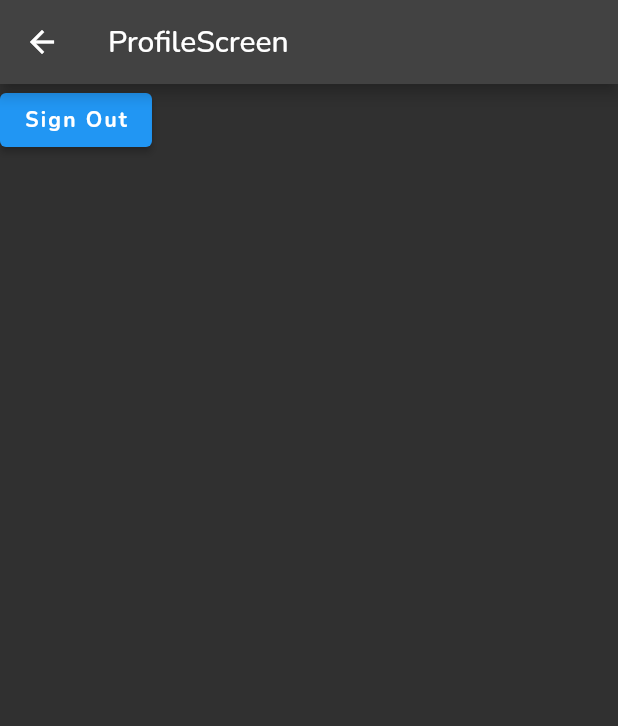
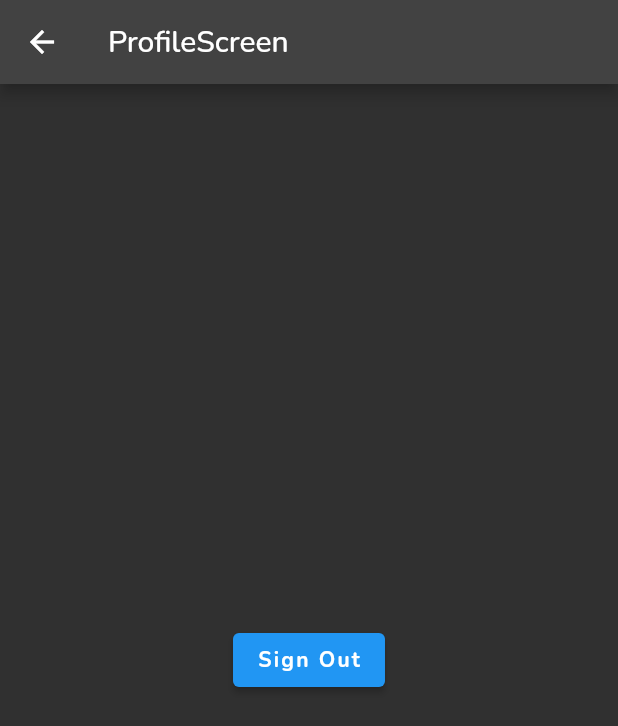
Before and after one commit to mlochrie/flutter_quiz, a Flutter app: the screen it shows once a user with an empty profile is signed in, item 3 of the bottom bar chosen, on a phone screen of 412 x 824 dp. Shown: the top 726 px of the screen. Run offline on Flutter 3.47's test engine with Material 2 defaults, Android fonts, the phone set to English and light mode, and no system bars; our stand-ins replace cloud_firestore, firebase_auth, firebase_core, font_awesome_flutter, google_fonts; accounts and stored records are empty.

Commit message:
Centered the sign-out button

```diff
--- a/lib/screens/profile/profile.dart
+++ b/lib/screens/profile/profile.dart
@@ -10,14 +10,17 @@ class ProfileScreen extends StatelessWidget {
       appBar: AppBar(
         title: const Text("ProfileScreen"),
       ),
-      body: ElevatedButton(
+      body: Center(
+        child: ElevatedButton(
           child: const Text("Sign Out"),
           onPressed: () async {
             // Call Sign-Out method from AuthService
             await AuthService().signOut();
             // Reset the navigation stack when user logs out
-          Navigator.of(context).pushNamedAndRemoveUntil('/', (route) => false);
+            Navigator.of(context)
+                .pushNamedAndRemoveUntil('/', (route) => false);
           },
+        ),
       ),
     );
   }
```
Lines whose indentation alone changed are shown as unchanged.
